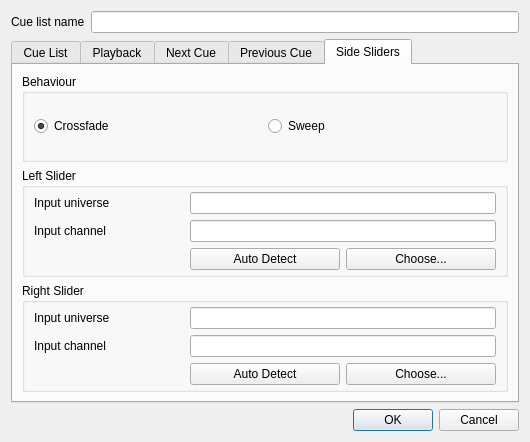
mcallegari/qlcplus, file ui/src/virtualconsole/vccuelistproperties.ui: the form before one commit.
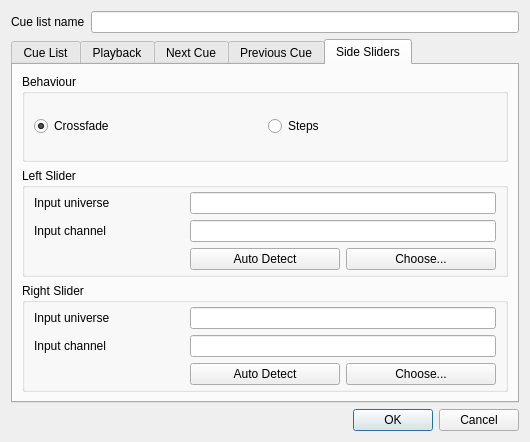
The form after the commit. The open tabs and pages were chosen to show the change. Icons and pictures are not drawn.

Commit message: VC Cue List: renamed "Sweep" into "Steps" + updated documentation

Diff of the .ui file:
```diff
--- a/ui/src/virtualconsole/vccuelistproperties.ui
+++ b/ui/src/virtualconsole/vccuelistproperties.ui
@@ -631,7 +631,7 @@
           <item>
            <widget class="QRadioButton" name="m_sweepButton">
             <property name="text">
-             <string>Sweep</string>
+             <string>Steps</string>
             </property>
            </widget>
           </item>
```
The commit also changes 4 other files.
